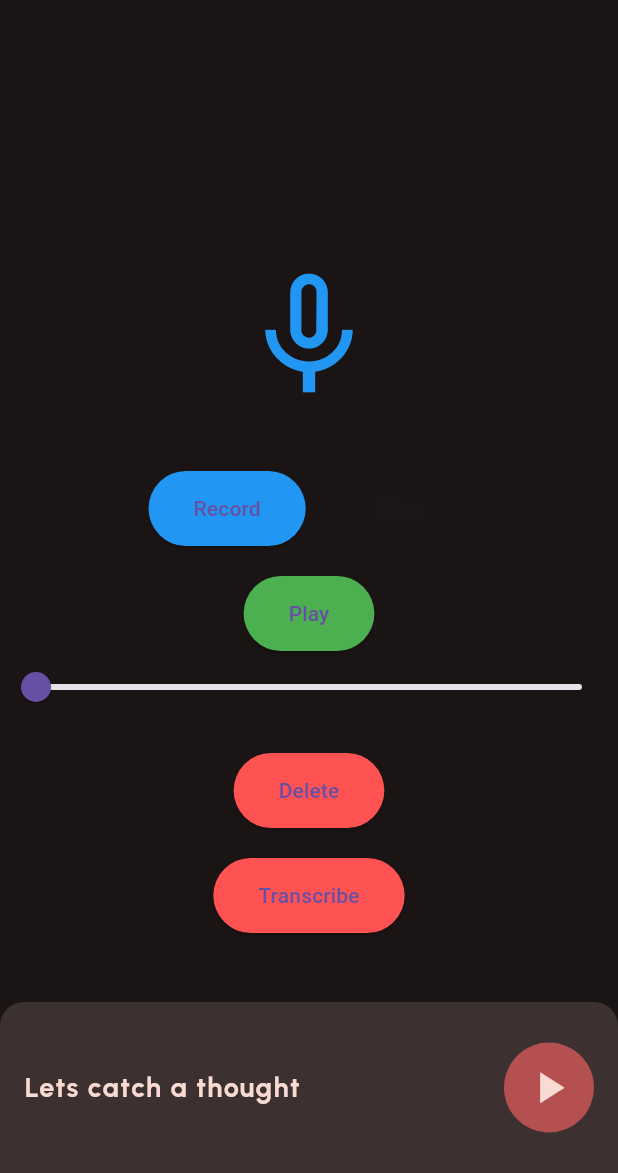
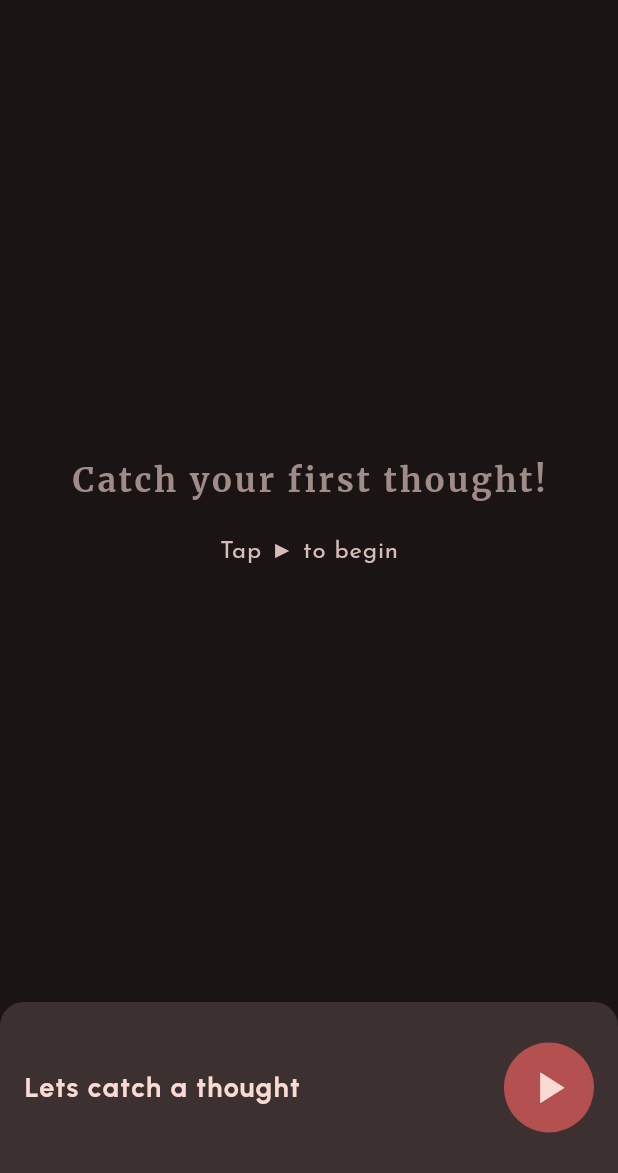
Before and after one commit to Hap-pie/HGHACKATHON-Dreamcatcher, a Flutter app: the screen it shows after launch, on a phone screen of 412 x 824 dp, the part 63-1236 px from its top. Run offline on Flutter 3.47's test engine with Material 3 defaults, Android fonts, the phone set to English and light mode, and no system bars; our stand-ins replace google_fonts, just_audio; missing offline and left inert: google_speech, record; project files that could hold a hidden picture were left out.

Commit message:
Integrated New UI

```diff
--- a/dreamcathcer/lib/main.dart
+++ b/dreamcathcer/lib/main.dart
@@ -396,10 +396,11 @@ import 'package:dreamcathcer/transcribe_service.dart';
 import 'package:flutter/material.dart';
 import 'package:google_fonts/google_fonts.dart';
 import 'package:path_provider/path_provider.dart';
+import 'package:intl/intl.dart';
 
 import 'design_elements.dart';
 
-enum RecordingState { start, recording, archive }
+enum RecordingState { start, recording, transcribing, refining, archive }
 
 void main() {
   runApp(MyApp());
@@ -408,8 +409,9 @@ void main() {
 class MyApp extends StatelessWidget {
   @override
   Widget build(BuildContext context) {
-    return MaterialApp(
+    return const MaterialApp(
       title: 'Audio Recorder and Player',
+      debugShowCheckedModeBanner: false,
 
       home: AudioPage(title: 'dreamcatcher'),
     );
@@ -436,6 +438,7 @@ class _AudioPageState extends State<AudioPage> {
   // late String _filePath;
   bool _isTranscribing = false;
   String _transcribedText = "";
+  String dateCard = "";
 
   @override
   initState() {
@@ -463,10 +466,12 @@ class _AudioPageState extends State<AudioPage> {
     String filePath = '';
     filePath = '${directory.path}/recordings/test-audio.wav';
     print(filePath);
+    DateTime timeNow = DateTime.now();
+    dateCard = "${DateFormat('MMMM').format(timeNow)} ${timeNow.day}, ${DateFormat('EEEE').format(timeNow)}" ;
+    setState(() {
+      AudioManager.currentRecordingState = RecordingState.transcribing;
+    });
 
-    setState(() {
-
-    });
 
     await _transcribeService.transcribe(filePath!);
 
@@ -478,6 +483,7 @@ class _AudioPageState extends State<AudioPage> {
       ///give option to replay audio (I guess)
       _transcribedText = _transcribeService.getTranscribedText();
       print('_transcribedText: $_transcribedText');
+      AudioManager.currentRecordingState = RecordingState.archive;
     });
 
   }
@@ -495,96 +501,143 @@ class _AudioPageState extends State<AudioPage> {
                 fontSize: 22,
                 fontWeight: FontWeight.bold)),
       ),
-      body: Stack(
-        children: [Column(
-          mainAxisAlignment: MainAxisAlignment.center,
+      body: Column(
+          mainAxisAlignment: MainAxisAlignment.spaceBetween,
         children: [
-            Icon(
-              AudioManager.isRecording ? Icons.mic : Icons.mic_none,
-              size: 100,
-              color: AudioManager.isRecording ? Colors.red : Colors.blue,
+          SizedBox(),
+          AudioManager.currentRecordingState == RecordingState.archive ?
+          Padding(
+            padding: const EdgeInsets.all(24),
+            child: Column(
+              crossAxisAlignment: CrossAxisAlignment.start,
+              children: [
+                Text(dateCard, style: DesignElements.dateStyle),
+                SizedBox(height: DesignElements.marginMedium),
+                SizedBox(
+                  height: MediaQuery.of(context).size.height * 0.6,
+                  child: Container(
+                    decoration: const BoxDecoration(
+                        borderRadius: BorderRadius.all(Radius.circular(16)),
+                        color: Color(0xff523F3F)
                     ),
-            const SizedBox(height: 40,),
-            Row(
-              mainAxisAlignment: MainAxisAlignment.center,
-              children: [
-                ElevatedButton(
-                  onPressed: AudioManager.isRecording ? null : () async => { await AudioManager.startRecording(),
-                    setState(() {})
-                  },
-                  style: ElevatedButton.styleFrom(
-                    backgroundColor: Colors.blue,
-                    padding: const EdgeInsets.symmetric(
-                        horizontal: 30, vertical: 15),
+                    child: ListView(
+
+                      children: <Widget> [
+                        Padding(
+                          padding: const EdgeInsets.all(16),
+                          child: Center(child: Text('Card Title', style: DesignElements.cardTitleStyle)),
                         ),
-                  child: const Text('Record'),
+                        Padding(padding: const EdgeInsets.only(left: 16, right: 16), child: Text(_transcribedText, style: DesignElements.cardBodyStyle, softWrap: true)),
+                      ],
                     ),
-                const SizedBox(width: 20),
-                ElevatedButton(
-                  onPressed: AudioManager.isRecording ? () async => {await AudioManager.stopRecording(),
-
-                    setState(() {})
-                  } : null,//_stopRecording(_filePath!) : null,
-                  style: ElevatedButton.styleFrom(
-                    backgroundColor: Colors.red,
-                    padding: const EdgeInsets.symmetric(
-                        horizontal: 30, vertical: 15),
                   ),
-                  child: const Text('Stop'),
                 ),
               ],
             ),
-            const SizedBox(height: 20),
-            ElevatedButton(
-              onPressed: !AudioManager.isRecording ? () async => {await audioManager.playRecording(), setState(() {})} : null,
-              style: ElevatedButton.styleFrom(
-                backgroundColor: Colors.green,
-                padding:
-                const EdgeInsets.symmetric(horizontal: 30, vertical: 15),
+          ) :
+          Center(
+            child: Column(
+              mainAxisAlignment: MainAxisAlignment.center,
+              children: [
+                Text('Catch your first thought!', style: DesignElements.emptyStateFontMerri),
+                SizedBox(height: 20,),
+                Text('Tap ▶ to begin', style: DesignElements.cardBodyStyle)
+              ],
             ),
-              child: const Text('Play'),
           ),
 
-
-            Slider(
-              value: AudioManager.currentPosition,
-              max: AudioManager.totalDuration,
-              onChanged: (value) {
-                setState(() {
-                  AudioManager.currentPosition = value;
-                });
-                AudioManager.audioPlayer.seek(Duration(seconds: value.toInt()));
-              },
-            ),
-            const SizedBox(height: 20),
-
-            ElevatedButton(
-              onPressed: !AudioManager.isRecording ? () => audioManager.deleteRecording() : null,
-              style: ElevatedButton.styleFrom(
-                backgroundColor: Colors.redAccent,
-                padding:
-                const EdgeInsets.symmetric(horizontal: 30, vertical: 15),
-              ),
-              child: const Text('Delete'),
-            ),
-            const SizedBox(height: 20),
-
-            ElevatedButton(
-              onPressed: _transcribeRecording, /*_isTranscribing ? () {} : _transcribeRecording,*//*!AudioManager.isRecording ? () => _transcribeRecording : null,*/
-              style: ElevatedButton.styleFrom(
-                backgroundColor: Colors.redAccent,
-                padding:
-                const EdgeInsets.symmetric(horizontal: 30, vertical: 15),
-              ),
-              child: const Text('Transcribe'),
-            ),
-
-
-          ],
-        ),
-          Positioned(
-            bottom: 0,
-            child: Container(
+        //   Column(
+        //   mainAxisAlignment: MainAxisAlignment.center,
+        //   children: [
+        //     Icon(
+        //       AudioManager.isRecording ? Icons.mic : Icons.mic_none,
+        //       size: 100,
+        //       color: AudioManager.isRecording ? Colors.red : Colors.blue,
+        //     ),
+        //     const SizedBox(
+        //       height: 40,
+        //     ),
+        //     Row(
+        //       mainAxisAlignment: MainAxisAlignment.center,
+        //       children: [
+        //         ElevatedButton(
+        //           onPressed: AudioManager.isRecording
+        //               ? null
+        //               : () async => {
+        //                     await AudioManager.startRecording(),
+        //                     setState(() {})
+        //                   },
+        //           style: ElevatedButton.styleFrom(
+        //             backgroundColor: Colors.blue,
+        //             padding: const EdgeInsets.symmetric(
+        //                 horizontal: 30, vertical: 15),
+        //           ),
+        //           child: const Text('Record'),
+        //         ),
+        //         const SizedBox(width: 20),
+        //         ElevatedButton(
+        //           onPressed: AudioManager.isRecording
+        //               ? () async =>
+        //                   {await AudioManager.stopRecording(), setState(() {})}
+        //               : null, //_stopRecording(_filePath!) : null,
+        //           style: ElevatedButton.styleFrom(
+        //             backgroundColor: Colors.red,
+        //             padding: const EdgeInsets.symmetric(
+        //                 horizontal: 30, vertical: 15),
+        //           ),
+        //           child: const Text('Stop'),
+        //         ),
+        //       ],
+        //     ),
+        //     const SizedBox(height: 20),
+        //     ElevatedButton(
+        //       onPressed: !AudioManager.isRecording
+        //           ? () async =>
+        //               {await audioManager.playRecording(), setState(() {})}
+        //           : null,
+        //       style: ElevatedButton.styleFrom(
+        //         backgroundColor: Colors.green,
+        //         padding:
+        //             const EdgeInsets.symmetric(horizontal: 30, vertical: 15),
+        //       ),
+        //       child: const Text('Play'),
+        //     ),
+        //     Slider(
+        //       value: AudioManager.currentPosition,
+        //       max: AudioManager.totalDuration,
+        //       onChanged: (value) {
+        //         setState(() {
+        //           AudioManager.currentPosition = value;
+        //         });
+        //         AudioManager.audioPlayer.seek(Duration(seconds: value.toInt()));
+        //       },
+        //     ),
+        //     const SizedBox(height: 20),
+        //     ElevatedButton(
+        //       onPressed: !AudioManager.isRecording
+        //           ? () => audioManager.deleteRecording()
+        //           : null,
+        //       style: ElevatedButton.styleFrom(
+        //         backgroundColor: Colors.redAccent,
+        //         padding:
+        //             const EdgeInsets.symmetric(horizontal: 30, vertical: 15),
+        //       ),
+        //       child: const Text('Delete'),
+        //     ),
+        //     const SizedBox(height: 20),
+        //     ElevatedButton(
+        //       onPressed: _transcribeRecording,
+        //       //*_isTranscribing ? () {} : _transcribeRecording,*//**//*!AudioManager.isRecording ? () => _transcribeRecording : null,*//*
+        //       style: ElevatedButton.styleFrom(
+        //         backgroundColor: Colors.redAccent,
+        //         padding:
+        //             const EdgeInsets.symmetric(horizontal: 30, vertical: 15),
+        //       ),
+        //       child: const Text('Transcribe'),
+        //     ),
+        //   ],
+        // ),
+        Container(
           height: 114,
           width: MediaQuery.of(context).size.width,
           decoration: const BoxDecoration(
@@ -598,20 +651,24 @@ class _AudioPageState extends State<AudioPage> {
               children: [
                 SizedBox(width: DesignElements.marginDefault ),
                 Text('Lets catch a thought', style: DesignElements.ctaJosefin),
-                    Spacer(),
+                const Spacer(),
                 CircleAvatar(
                   radius: 30,
                   backgroundColor: DesignElements.accentPink,
                   child: Center(
                     child: Ink(
                       decoration: ShapeDecoration(
-                              color: DesignElements.mainPink, shape: CircleBorder()),
+                          color: DesignElements.mainPink, shape: const CircleBorder()),
                       child: IconButton(
                         iconSize: 35,
-                            onPressed: () async => { await AudioManager.startRecording(),
-                              setState(() {})
+                        onPressed: () async => {
+                          setState(() {
+                            AudioManager.currentRecordingState = RecordingState.recording;
+                          }),
+                           AudioManager.startRecording(),
+
                         },
-                            icon: Icon(Icons.play_arrow),
+                        icon: const Icon(Icons.play_arrow),
                         color: DesignElements.mainPink,
                       ),
                     ),
@@ -628,7 +685,7 @@ class _AudioPageState extends State<AudioPage> {
                   "I'm listening...",
                   style: DesignElements.timerStyle,
                 ),
-                    Spacer(),
+                const Spacer(),
                 Row(
                   children: [
                     Text('00:00', style: DesignElements.timerStyle),
@@ -640,13 +697,50 @@ class _AudioPageState extends State<AudioPage> {
                         child: Ink(
                           decoration: ShapeDecoration(
                               color: DesignElements.mainPink,
-                                  shape: CircleBorder()),
+                              shape: const CircleBorder()),
                           child: IconButton(
                             iconSize: 20,
                             onPressed:
                               _transcribeRecording,
 
-                                icon: Icon(Icons.square),
+                            icon: const Icon(Icons.square),
+                            color: DesignElements.accentPink,
+                          ),
+                        ),
+                      ),
+                    ),
+                    SizedBox(width: DesignElements.marginDefault),
+                  ],
+                ),
+              ],
+            )
+                : AudioManager.currentRecordingState == RecordingState.transcribing
+                ? Row(
+              children: [
+                SizedBox(width: DesignElements.marginDefault),
+                Text(
+                  "Tidying up your thoughts...",
+                  style: DesignElements.timerStyle,
+                ),
+                const Spacer(),
+                Row(
+                  children: [
+                    Text('00:00', style: DesignElements.timerStyle),
+                    SizedBox(width: DesignElements.marginMedium),
+                    CircleAvatar(
+                      radius: 30,
+                      backgroundColor: DesignElements.mainPink,
+                      child: Center(
+                        child: Ink(
+                          decoration: ShapeDecoration(
+                              color: DesignElements.mainPink,
+                              shape: const CircleBorder()),
+                          child: IconButton(
+                            iconSize: 20,
+                            onPressed:
+                            null,
+
+                            icon: const Icon(Icons.square),
                             color: DesignElements.accentPink,
                           ),
                         ),
@@ -662,7 +756,7 @@ class _AudioPageState extends State<AudioPage> {
                 SizedBox(width: DesignElements.marginDefault),
                 ElevatedButton(
                   style: ElevatedButton.styleFrom(
-                        backgroundColor: Color(0xffAD9692),
+                    backgroundColor: const Color(0xffAD9692),
                   ),
                   onPressed: () async => {
                         await audioManager.deleteRecording(),
@@ -675,10 +769,10 @@ class _AudioPageState extends State<AudioPage> {
                     style: GoogleFonts.urbanist(
                         letterSpacing: 1,
                         fontWeight: FontWeight.bold,
-                            color: Color(0xff1B1414)),
+                        color: const Color(0xff1B1414)),
                   ),
                 ),
-                    Spacer(),
+                const Spacer(),
                 Row(
                   children: [
                     Text('01:21', style: DesignElements.timerStyle),
@@ -686,7 +780,7 @@ class _AudioPageState extends State<AudioPage> {
                     Center(
                       child: ElevatedButton(
                         style: ElevatedButton.styleFrom(
-                              fixedSize: Size(120, 60),
+                          fixedSize: const Size(120, 60),
                           backgroundColor: DesignElements.accentPink,
                         ),
                         onPressed: () => {
@@ -711,7 +805,6 @@ class _AudioPageState extends State<AudioPage> {
                 ),
               ],
             ),
-            ),
         )
         ]
       ),
@@ -726,15 +819,15 @@ class AppUtil{
   static Future<String> createFolderInAppDocDir(String folderName) async {
 
     //Get this App Document Directory
-    final Directory _appDocDir = await getApplicationDocumentsDirectory();
+    final Directory appDocDir = await getApplicationDocumentsDirectory();
     //App Document Directory + folder name
-    final Directory _appDocDirFolder =  Directory('${_appDocDir.path}/$folderName/');
+    final Directory appDocDirFolder =  Directory('${appDocDir.path}/$folderName/');
 
-    if(await _appDocDirFolder.exists()){ //if folder already exists return path
-      return _appDocDirFolder.path;
+    if(await appDocDirFolder.exists()){ //if folder already exists return path
+      return appDocDirFolder.path;
     }else{//if folder not exists create folder and then return its path
-      final Directory _appDocDirNewFolder=await _appDocDirFolder.create(recursive: true);
-      return _appDocDirNewFolder.path;
+      final Directory appDocDirNewFolder=await appDocDirFolder.create(recursive: true);
+      return appDocDirNewFolder.path;
     }
   }
 
--- a/dreamcathcer/lib/recording_manager.dart
+++ b/dreamcathcer/lib/recording_manager.dart
@@ -22,7 +22,7 @@ class AudioManager{
 
 
   static Future<void> startRecording() async {
-    currentRecordingState = RecordingState.recording;
+
     final bool isPermissionGranted = await _recorder.hasPermission();
     if (!isPermissionGranted) {
       return;
@@ -55,7 +55,6 @@ class AudioManager{
   }
 
   static Future<void> stopRecording() async {
-    currentRecordingState = RecordingState.archive;
     final path2 = await _recorder.stop();
     isRecording = false;
 
--- a/dreamcathcer/pubspec.yaml
+++ b/dreamcathcer/pubspec.yaml
@@ -35,6 +35,7 @@ dependencies:
   path_provider: ^2.1.3
   google_gemini: ^0.1.2
   google_speech: ^5.2.0+1
+  intl: ^0.19.0
 
 
   # The following adds the Cupertino Icons font to your application.
```
Also changed, not shown: dreamcathcer/pubspec.lock. Lines whose indentation alone changed are shown as unchanged.
